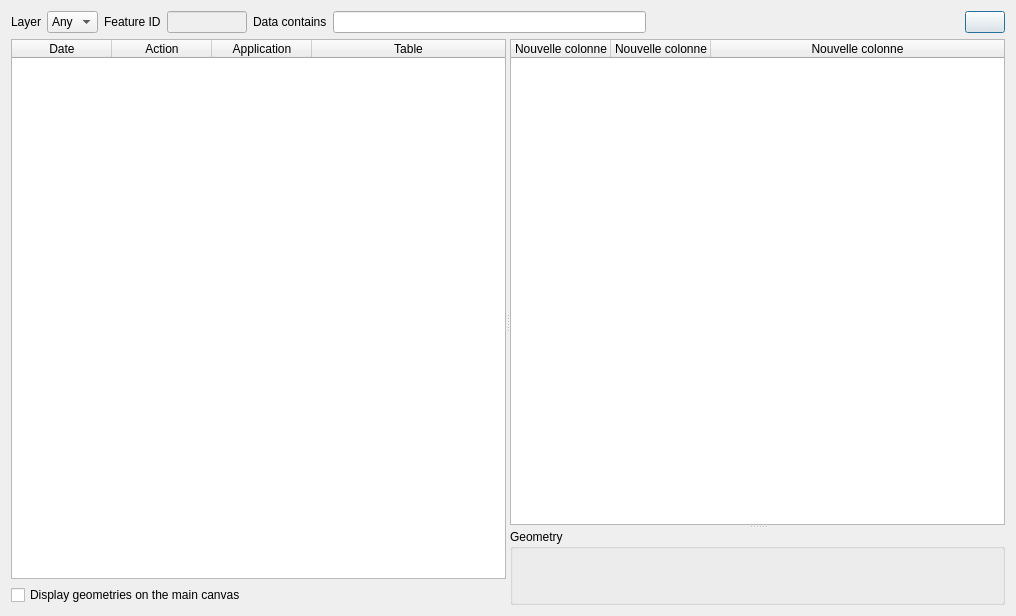
qwat/QWAT, file history_viewer/event_dialog.ui: the form before one commit.
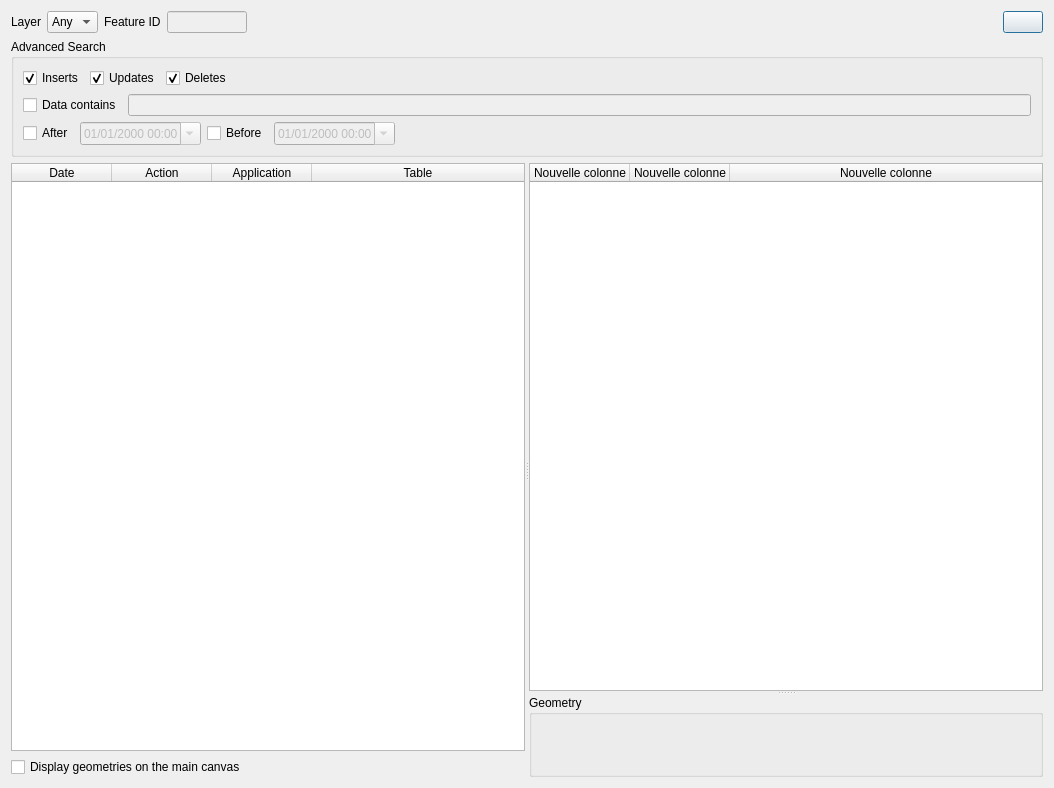
The form after the commit. Icons and pictures are not drawn. Custom widgets are drawn as their Qt base class.

Commit message: Allow to filter by event type and dates

```diff
--- a/history_viewer/event_dialog.ui
+++ b/history_viewer/event_dialog.ui
@@ -6,14 +6,14 @@
    <rect>
     <x>0</x>
     <y>0</y>
-    <width>1016</width>
-    <height>616</height>
+    <width>1054</width>
+    <height>788</height>
    </rect>
   </property>
   <property name="windowTitle">
    <string>Logged events</string>
   </property>
-  <layout class="QVBoxLayout" name="verticalLayout_2">
+  <layout class="QVBoxLayout" name="verticalLayout_3">
    <item>
     <layout class="QHBoxLayout" name="horizontalLayout">
      <item>
@@ -52,20 +52,6 @@
        </property>
       </widget>
      </item>
-     <item>
-      <widget class="QLabel" name="label_3">
-       <property name="text">
-        <string>Data contains</string>
-       </property>
-      </widget>
-     </item>
-     <item>
-      <widget class="QLineEdit" name="dataEdit">
-       <property name="enabled">
-        <bool>true</bool>
-       </property>
-      </widget>
-     </item>
      <item>
       <spacer name="horizontalSpacer">
        <property name="orientation">
@@ -92,6 +78,143 @@
      </item>
     </layout>
    </item>
+   <item>
+    <widget class="QgsCollapsibleGroupBoxBasic" name="advancedGroup">
+     <property name="sizePolicy">
+      <sizepolicy hsizetype="Preferred" vsizetype="Fixed">
+       <horstretch>0</horstretch>
+       <verstretch>0</verstretch>
+      </sizepolicy>
+     </property>
+     <property name="title">
+      <string>Advanced Search</string>
+     </property>
+     <layout class="QVBoxLayout" name="verticalLayout_2">
+      <item>
+       <layout class="QHBoxLayout" name="horizontalLayout_2">
+        <item>
+         <widget class="QCheckBox" name="insertsChck">
+          <property name="text">
+           <string>Inserts</string>
+          </property>
+          <property name="checked">
+           <bool>true</bool>
+          </property>
+         </widget>
+        </item>
+        <item>
+         <widget class="QCheckBox" name="updatesChck">
+          <property name="text">
+           <string>Updates</string>
+          </property>
+          <property name="checked">
+           <bool>true</bool>
+          </property>
+         </widget>
+        </item>
+        <item>
+         <widget class="QCheckBox" name="deletesChck">
+          <property name="text">
+           <string>Deletes</string>
+          </property>
+          <property name="checked">
+           <bool>true</bool>
+          </property>
+         </widget>
+        </item>
+        <item>
+         <spacer name="horizontalSpacer_2">
+          <property name="orientation">
+           <enum>Qt::Horizontal</enum>
+          </property>
+          <property name="sizeHint" stdset="0">
+           <size>
+            <width>40</width>
+            <height>20</height>
+           </size>
+          </property>
+         </spacer>
+        </item>
+       </layout>
+      </item>
+      <item>
+       <layout class="QHBoxLayout" name="horizontalLayout_3">
+        <item>
+         <widget class="QCheckBox" name="dataChck">
+          <property name="text">
+           <string>Data contains</string>
+          </property>
+         </widget>
+        </item>
+        <item>
+         <widget class="QLineEdit" name="dataEdit">
+          <property name="enabled">
+           <bool>false</bool>
+          </property>
+         </widget>
+        </item>
+       </layout>
+      </item>
+      <item>
+       <layout class="QHBoxLayout" name="horizontalLayout_4">
+        <item>
+         <widget class="QCheckBox" name="afterChck">
+          <property name="text">
+           <string>After</string>
+          </property>
+         </widget>
+        </item>
+        <item>
+         <widget class="QDateTimeEdit" name="afterDt">
+          <property name="enabled">
+           <bool>false</bool>
+          </property>
+          <property name="displayFormat">
+           <string>dd/MM/yyyy HH:mm</string>
+          </property>
+          <property name="calendarPopup">
+           <bool>true</bool>
+          </property>
+         </widget>
+        </item>
+        <item>
+         <widget class="QCheckBox" name="beforeChck">
+          <property name="text">
+           <string>Before</string>
+          </property>
+         </widget>
+        </item>
+        <item>
+         <widget class="QDateTimeEdit" name="beforeDt">
+          <property name="enabled">
+           <bool>false</bool>
+          </property>
+          <property name="displayFormat">
+           <string>dd/MM/yyyy HH:mm</string>
+          </property>
+          <property name="calendarPopup">
+           <bool>true</bool>
+          </property>
+         </widget>
+        </item>
+        <item>
+         <spacer name="horizontalSpacer_3">
+          <property name="orientation">
+           <enum>Qt::Horizontal</enum>
+          </property>
+          <property name="sizeHint" stdset="0">
+           <size>
+            <width>40</width>
+            <height>20</height>
+           </size>
+          </property>
+         </spacer>
+        </item>
+       </layout>
+      </item>
+     </layout>
+    </widget>
+   </item>
    <item>
     <widget class="QSplitter" name="hsplitter">
      <property name="orientation">
```
Left out of the diff: 51 changed lines with no effect on the pictures. The commit also changes 1 other file.
